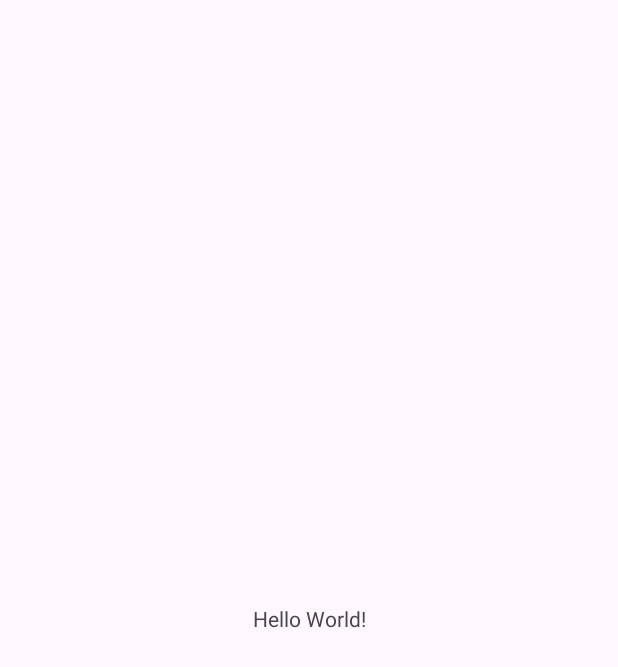
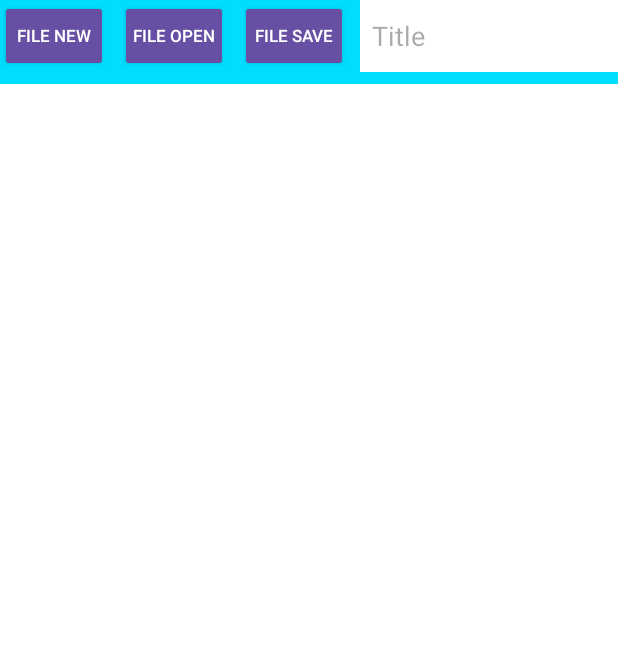
Before and after one commit to gilangnr/notepad-app, an Android app: the screen it shows after launch (MainActivity), on a phone screen of 412 x 824 dp. Before the commit the part shown is almost empty. Shown: the top 667 px of the screen. Run offline under Robolectric (Android 15) with nearby library versions, the phone set to English and light mode, and no system bars.

Commit message:
setup ui

```diff
--- a/app/src/main/res/layout/activity_main.xml
+++ b/app/src/main/res/layout/activity_main.xml
@@ -1,19 +1,79 @@
 <?xml version="1.0" encoding="utf-8"?>
-<androidx.constraintlayout.widget.ConstraintLayout xmlns:android="http://schemas.android.com/apk/res/android"
+<RelativeLayout xmlns:android="http://schemas.android.com/apk/res/android"
     xmlns:app="http://schemas.android.com/apk/res-auto"
     xmlns:tools="http://schemas.android.com/tools"
     android:id="@+id/main"
     android:layout_width="match_parent"
     android:layout_height="match_parent"
+    android:background="@android:color/holo_blue_bright"
+    android:padding="16dp"
     tools:context=".MainActivity">
 
-    <TextView
-        android:layout_width="wrap_content"
+    <EditText
+        android:id="@+id/edit_file"
+        style="@style/Widget.AppCompat.EditText"
+        android:layout_width="match_parent"
+        android:layout_height="match_parent"
+        android:layout_alignParentBottom="true"
+        android:layout_alignParentEnd="true"
+        android:layout_alignParentStart="true"
+        android:layout_below="@+id/header_linear"
+        android:background="@color/white"
+        android:gravity="top|start"
+        android:inputType="textMultiLine|textNoSuggestions"
+        android:padding="@dimen/tiny_margin" />
+    <LinearLayout
+        android:id="@+id/header_linear"
+        android:layout_width="match_parent"
         android:layout_height="wrap_content"
-        android:text="Hello World!"
-        app:layout_constraintBottom_toBottomOf="parent"
-        app:layout_constraintEnd_toEndOf="parent"
-        app:layout_constraintStart_toStartOf="parent"
-        app:layout_constraintTop_toTopOf="parent" />
+        android:gravity="center_horizontal|start"
+        android:orientation="horizontal">
 
-</androidx.constraintlayout.widget.ConstraintLayout>
+        <Button
+            android:id="@+id/button_new"
+            style="@style/Widget.AppCompat.Button.Colored"
+            android:layout_width="72dp"
+            android:layout_height="match_parent"
+            android:textSize="11sp"
+            android:padding="0dp"
+            android:layout_marginBottom="@dimen/tiny_margin"
+            android:text="@string/file_new"/>
+
+        <Button
+            android:id="@+id/button_open"
+            style="@style/Widget.AppCompat.Button.Colored"
+            android:layout_width="72dp"
+            android:layout_height="match_parent"
+            android:textSize="11sp"
+            android:padding="0dp"
+            android:layout_marginStart="@dimen/tiny_margin"
+            android:layout_marginBottom="@dimen/tiny_margin"
+            android:text="@string/file_open"/>
+
+        <Button
+            android:id="@+id/button_save"
+            style="@style/Widget.AppCompat.Button.Colored"
+            android:layout_width="72dp"
+            android:layout_height="match_parent"
+            android:textSize="11sp"
+            android:padding="0dp"
+            android:layout_marginStart="@dimen/tiny_margin"
+            android:layout_marginBottom="@dimen/tiny_margin"
+            android:text="@string/file_save"/>
+
+        <EditText
+            android:id="@+id/edit_title"
+            android:layout_width="0dp"
+            android:layout_height="match_parent"
+            android:layout_marginBottom="@dimen/tiny_margin"
+            android:layout_marginStart="@dimen/tiny_margin"
+            android:layout_weight="1"
+            android:background="@color/white"
+            android:ems="10"
+            android:hint="@string/title"
+            android:inputType="textPersonName|textNoSuggestions"
+            android:padding="@dimen/tiny_margin"/>
+
+    </LinearLayout>
+
+</RelativeLayout>
--- /dev/null
+++ b/app/src/main/res/values/dimens.xml
@@ -0,0 +1,4 @@
+<?xml version="1.0" encoding="utf-8"?>
+<resources>
+    <dimen name="tiny_margin">8dp</dimen>
+</resources>
--- a/app/src/main/res/values/strings.xml
+++ b/app/src/main/res/values/strings.xml
@@ -1,3 +1,7 @@
 <resources>
     <string name="app_name">Notepad App</string>
+    <string name="file_new">File New</string>
+    <string name="file_open">File Open</string>
+    <string name="file_save">File Save</string>
+    <string name="title">Title</string>
 </resources>
```
